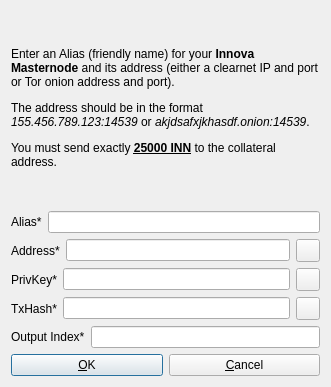
innova-foundation/innova, file src/qt/forms/addeditadrenalinenode.ui: the form before one commit.
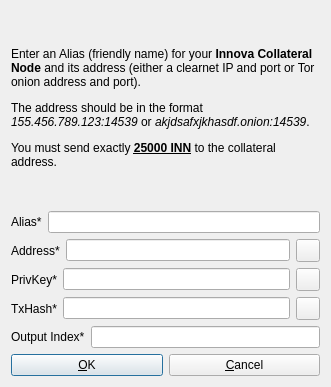
The form after the commit. Icons and pictures are not drawn.

```diff
--- a/src/qt/forms/addeditadrenalinenode.ui
+++ b/src/qt/forms/addeditadrenalinenode.ui
@@ -26,7 +26,7 @@
       </sizepolicy>
      </property>
      <property name="text">
-      <string>&lt;html&gt;&lt;head/&gt;&lt;body&gt;&lt;p&gt;Enter an Alias (friendly name) for your &lt;span style=&quot; font-weight:600;&quot;&gt;Innova Masternode&lt;/span&gt; and its address (either a clearnet IP and port or Tor onion address and port).&lt;/p&gt;&lt;p&gt;The address should be in the format &lt;span style=&quot; font-style:italic;&quot;&gt;155.456.789.123:14539&lt;/span&gt; or &lt;span style=&quot; font-style:italic;&quot;&gt;akjdsafxjkhasdf.onion:14539&lt;/span&gt;. &lt;/p&gt;&lt;p&gt;You must send exactly &lt;span style=&quot; font-weight:600; text-decoration: underline;&quot;&gt;25000 INN&lt;/span&gt; to the collateral address.&lt;/p&gt;&lt;/body&gt;&lt;/html&gt;</string>
+      <string>&lt;html&gt;&lt;head/&gt;&lt;body&gt;&lt;p&gt;Enter an Alias (friendly name) for your &lt;span style=&quot; font-weight:600;&quot;&gt;Innova Collateral Node&lt;/span&gt; and its address (either a clearnet IP and port or Tor onion address and port).&lt;/p&gt;&lt;p&gt;The address should be in the format &lt;span style=&quot; font-style:italic;&quot;&gt;155.456.789.123:14539&lt;/span&gt; or &lt;span style=&quot; font-style:italic;&quot;&gt;akjdsafxjkhasdf.onion:14539&lt;/span&gt;. &lt;/p&gt;&lt;p&gt;You must send exactly &lt;span style=&quot; font-weight:600; text-decoration: underline;&quot;&gt;25000 INN&lt;/span&gt; to the collateral address.&lt;/p&gt;&lt;/body&gt;&lt;/html&gt;</string>
      </property>
      <property name="wordWrap">
       <bool>true</bool>
```
Left out of the diff: 2 changed lines with no effect on the pictures.
